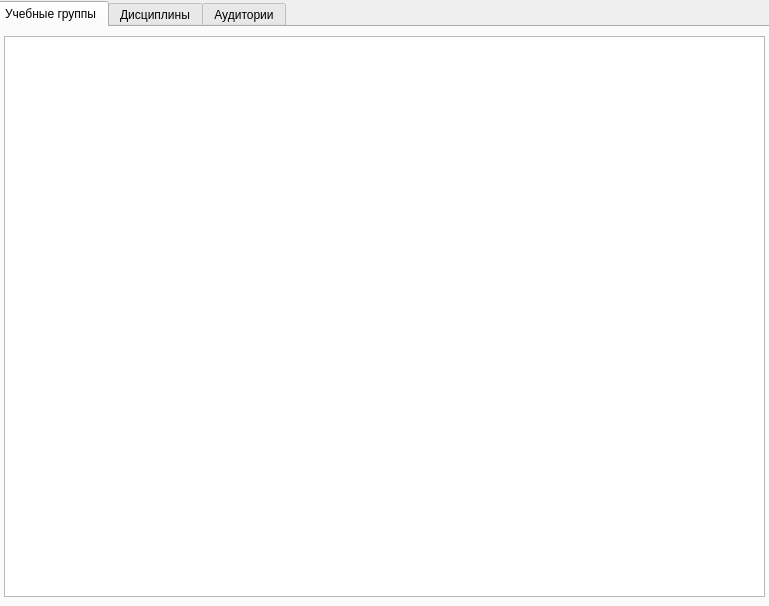
Before: the Qt Designer form ui/ms.ui in lavakalas/MedSchedule, drawn with Qt 5.
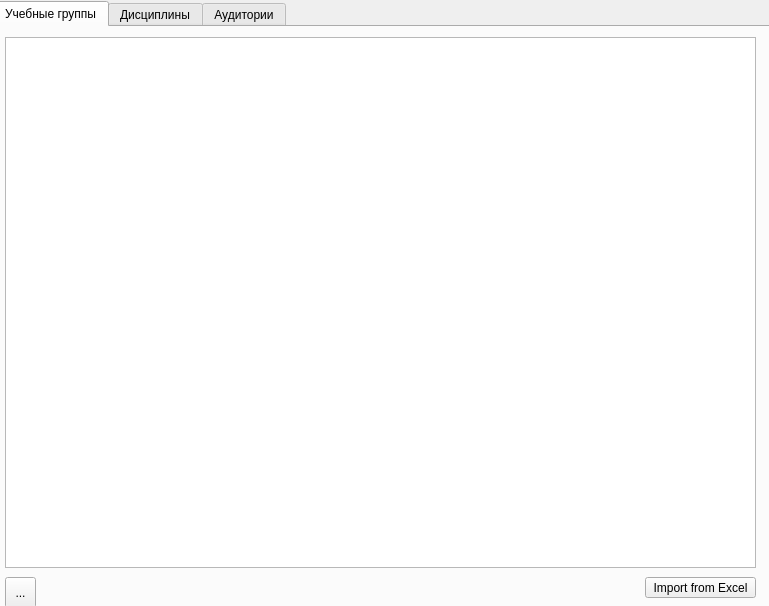
After: the same form once the commit is applied. The open tabs and pages were chosen to show the change. Icons and pictures are not drawn.

Commit message: Реализовано добавление записей при помощи кнопки "+", подправлен UI справочников

```diff
--- a/ui/ms.ui
+++ b/ui/ms.ui
@@ -29,20 +29,45 @@
     <attribute name="title">
      <string>Учебные группы</string>
     </attribute>
-    <widget class="QWidget" name="horizontalLayoutWidget">
+    <widget class="QPushButton" name="pb_ImportGroups">
      <property name="geometry">
       <rect>
-       <x>9</x>
-       <y>9</y>
-       <width>761</width>
-       <height>561</height>
+       <x>650</x>
+       <y>550</y>
+       <width>111</width>
+       <height>21</height>
       </rect>
      </property>
-     <layout class="QHBoxLayout" name="horizontalLayout">
-      <item>
-       <widget class="QTableView" name="tv_Groups"/>
-      </item>
-     </layout>
+     <property name="text">
+      <string>Import from Excel</string>
+     </property>
+    </widget>
+    <widget class="QToolButton" name="tb_AddGroup">
+     <property name="geometry">
+      <rect>
+       <x>10</x>
+       <y>550</y>
+       <width>31</width>
+       <height>31</height>
+      </rect>
+     </property>
+     <property name="text">
+      <string>...</string>
+     </property>
+     <property name="icon">
+      <iconset>
+       <normaloff>AddIcon.png</normaloff>AddIcon.png</iconset>
+     </property>
+    </widget>
+    <widget class="QTableView" name="tv_Groups">
+     <property name="geometry">
+      <rect>
+       <x>10</x>
+       <y>10</y>
+       <width>751</width>
+       <height>531</height>
+      </rect>
+     </property>
     </widget>
    </widget>
    <widget class="QWidget" name="Subjects">
```
Left out of the diff: 76 changed lines with no effect on the pictures. The commit also changes 4 other files.
